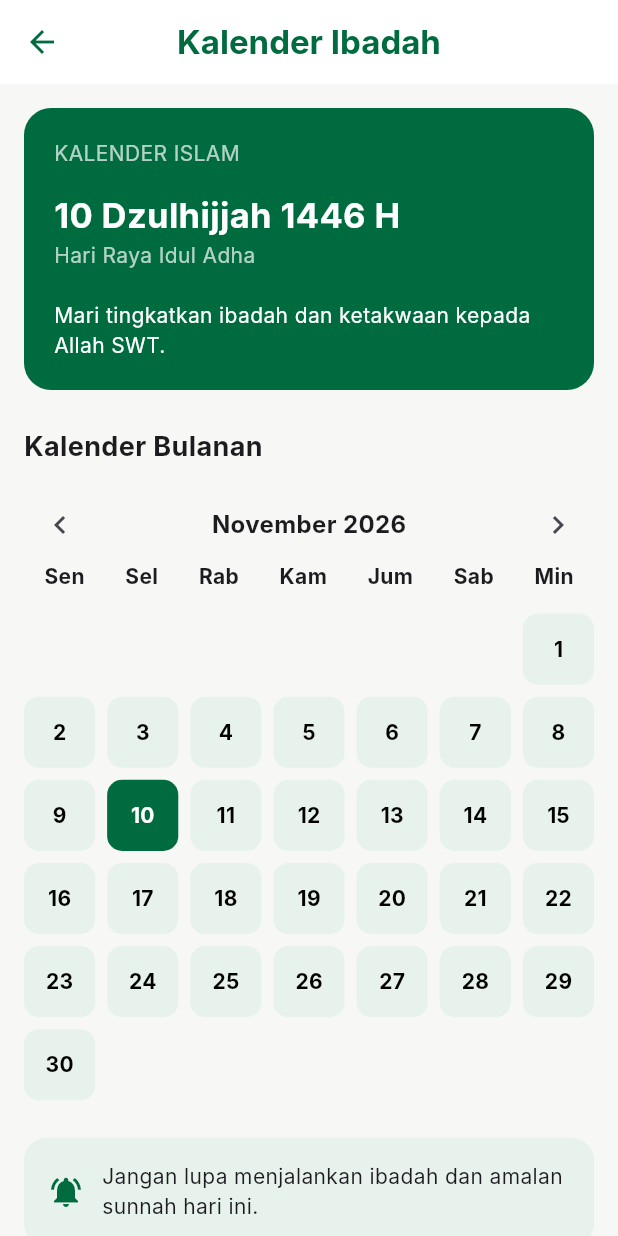
After one commit to Dhiyaulhaq-fakhri/frontend-capston-mobile, a Flutter app: the KalenderPage screen opened directly, on a phone screen of 412 x 824 dp. The commit adds this screen. Run offline on Flutter 3.47's test engine with Material 3 defaults, Android fonts, the phone set to English and light mode, and no system bars; Roboto replaces fonts that are missing (Inter).

Commit message:
kalender

```diff
--- /dev/null
+++ b/lib/kalender_page.dart
@@ -0,0 +1,307 @@
+
+import 'package:flutter/material.dart';
+
+class KalenderPage extends StatefulWidget {
+  const KalenderPage({super.key});
+
+  @override
+  State<KalenderPage> createState() => _KalenderPageState();
+}
+
+class _KalenderPageState extends State<KalenderPage> {
+  final Color hijau = const Color(0xFF006B3F);
+
+  int bulan = 11;
+  int tahun = 2026;
+  int tanggalDipilih = 10;
+
+  final List<String> namaBulan = [
+    'Januari', 'Februari', 'Maret', 'April',
+    'Mei', 'Juni', 'Juli', 'Agustus',
+    'September', 'Oktober', 'November', 'Desember'
+  ];
+
+  @override
+  Widget build(BuildContext context) {
+    int jumlahHari = DateTime(tahun, bulan + 1, 0).day;
+    int hariPertama = DateTime(tahun, bulan, 1).weekday;
+
+    return Scaffold(
+      backgroundColor: const Color(0xFFF7F8F5),
+      appBar: AppBar(
+        title: const Text(
+          'Kalender Ibadah',
+          style: TextStyle(fontWeight: FontWeight.bold),
+        ),
+        backgroundColor: Colors.white,
+        foregroundColor: hijau,
+        centerTitle: true,
+      ),
+
+      body: SingleChildScrollView(
+        padding: const EdgeInsets.all(16),
+        child: Column(
+          crossAxisAlignment: CrossAxisAlignment.start,
+          children: [
+
+            // KARTU HIJRAH
+            Container(
+              width: double.infinity,
+              padding: const EdgeInsets.all(20),
+              decoration: BoxDecoration(
+                color: hijau,
+                borderRadius: BorderRadius.circular(18),
+              ),
+              child: const Column(
+                crossAxisAlignment: CrossAxisAlignment.start,
+                children: [
+                  Text(
+                    'KALENDER ISLAM',
+                    style: TextStyle(color: Colors.white70),
+                  ),
+                  SizedBox(height: 15),
+                  Text(
+                    '10 Dzulhijjah 1446 H',
+                    style: TextStyle(
+                      color: Colors.white,
+                      fontSize: 23,
+                      fontWeight: FontWeight.bold,
+                    ),
+                  ),
+                  Text(
+                    'Hari Raya Idul Adha',
+                    style: TextStyle(color: Colors.white70),
+                  ),
+                  SizedBox(height: 20),
+                  Text(
+                    'Mari tingkatkan ibadah dan ketakwaan '
+                    'kepada Allah SWT.',
+                    style: TextStyle(color: Colors.white),
+                  ),
+                ],
+              ),
+            ),
+
+            const SizedBox(height: 25),
+
+            const Text(
+              'Kalender Bulanan',
+              style: TextStyle(
+                fontSize: 18,
+                fontWeight: FontWeight.bold,
+              ),
+            ),
+
+            const SizedBox(height: 15),
+
+            // PILIH BULAN
+            Row(
+              mainAxisAlignment: MainAxisAlignment.spaceBetween,
+              children: [
+                IconButton(
+                  onPressed: () {
+                    setState(() {
+                      bulan--;
+                      if (bulan < 1) {
+                        bulan = 12;
+                        tahun--;
+                      }
+                      tanggalDipilih = 1;
+                    });
+                  },
+                  icon: const Icon(Icons.chevron_left),
+                ),
+
+                Text(
+                  '${namaBulan[bulan - 1]} $tahun',
+                  style: const TextStyle(
+                    fontWeight: FontWeight.bold,
+                    fontSize: 16,
+                  ),
+                ),
+
+                IconButton(
+                  onPressed: () {
+                    setState(() {
+                      bulan++;
+                      if (bulan > 12) {
+                        bulan = 1;
+                        tahun++;
+                      }
+                      tanggalDipilih = 1;
+                    });
+                  },
+                  icon: const Icon(Icons.chevron_right),
+                ),
+              ],
+            ),
+
+            // NAMA HARI
+            Row(
+              mainAxisAlignment: MainAxisAlignment.spaceAround,
+              children: [
+                'Sen', 'Sel', 'Rab', 'Kam', 'Jum', 'Sab', 'Min'
+              ].map((hari) {
+                return Text(
+                  hari,
+                  style: const TextStyle(
+                    fontWeight: FontWeight.bold,
+                  ),
+                );
+              }).toList(),
+            ),
+
+            const SizedBox(height: 15),
+
+            // TANGGAL KALENDER
+            GridView.builder(
+              shrinkWrap: true,
+              physics: const NeverScrollableScrollPhysics(),
+              itemCount: (hariPertama - 1) + jumlahHari,
+              gridDelegate:
+                  const SliverGridDelegateWithFixedCrossAxisCount(
+                crossAxisCount: 7,
+                mainAxisSpacing: 8,
+                crossAxisSpacing: 8,
+              ),
+              itemBuilder: (context, index) {
+                int tanggal = index - hariPertama + 2;
+
+                if (tanggal < 1 || tanggal > jumlahHari) {
+                  return const SizedBox();
+                }
+
+                bool aktif = tanggal == tanggalDipilih;
+
+                return GestureDetector(
+                  onTap: () {
+                    setState(() {
+                      tanggalDipilih = tanggal;
+                    });
+                  },
+                  child: Container(
+                    decoration: BoxDecoration(
+                      color: aktif
+                          ? hijau
+                          : const Color(0xFFE6F2EB),
+                      borderRadius: BorderRadius.circular(10),
+                    ),
+                    child: Center(
+                      child: Text(
+                        '$tanggal',
+                        style: TextStyle(
+                          color: aktif ? Colors.white : Colors.black,
+                          fontWeight: FontWeight.bold,
+                        ),
+                      ),
+                    ),
+                  ),
+                );
+              },
+            ),
+
+            const SizedBox(height: 25),
+
+            // PENGINGAT
+            Container(
+              padding: const EdgeInsets.all(16),
+              decoration: BoxDecoration(
+                color: const Color(0xFFE6F2EB),
+                borderRadius: BorderRadius.circular(15),
+              ),
+              child: const Row(
+                children: [
+                  Icon(Icons.notifications_active,
+                      color: Color(0xFF006B3F)),
+                  SizedBox(width: 12),
+                  Expanded(
+                    child: Text(
+                      'Jangan lupa menjalankan ibadah '
+                      'dan amalan sunnah hari ini.',
+                    ),
+                  ),
+                ],
+              ),
+            ),
+
+            const SizedBox(height: 25),
+
+            const Text(
+              'Agenda Hari Besar Islam',
+              style: TextStyle(
+                fontSize: 18,
+                fontWeight: FontWeight.bold,
+              ),
+            ),
+
+            const SizedBox(height: 15),
+
+            agenda('1 Muharram', 'Tahun Baru Islam'),
+            agenda('12 Rabiul Awal', 'Maulid Nabi Muhammad SAW'),
+            agenda('27 Rajab', 'Isra Mi’raj'),
+            agenda('10 Dzulhijjah', 'Hari Raya Idul Adha'),
+
+            const SizedBox(height: 25),
+
+            Container(
+              width: double.infinity,
+              padding: const EdgeInsets.all(20),
+              decoration: BoxDecoration(
+                color: const Color(0xFFECEEFF),
+                borderRadius: BorderRadius.circular(15),
+              ),
+              child: const Column(
+                children: [
+                  Icon(Icons.menu_book,
+                      size: 35, color: Color(0xFF006B3F)),
+                  SizedBox(height: 10),
+                  Text(
+                    'Amalan dan Tips Sunnah',
+                    style: TextStyle(
+                      fontWeight: FontWeight.bold,
+                    ),
+                  ),
+                  SizedBox(height: 8),
+                  Text(
+                    'Pelajari berbagai amalan sunnah '
+                    'untuk meningkatkan kualitas ibadah.',
+                    textAlign: TextAlign.center,
+                  ),
+                ],
+              ),
+            ),
+          ],
+        ),
+      ),
+    );
+  }
+
+  Widget agenda(String tanggal, String judul) {
+    return Container(
+      width: double.infinity,
+      margin: const EdgeInsets.only(bottom: 12),
+      padding: const EdgeInsets.all(15),
+      decoration: BoxDecoration(
+        color: Colors.white,
+        borderRadius: BorderRadius.circular(15),
+      ),
+      child: Column(
+        crossAxisAlignment: CrossAxisAlignment.start,
+        children: [
+          Text(
+            tanggal,
+            style: const TextStyle(
+              color: Color(0xFF006B3F),
+              fontWeight: FontWeight.bold,
+            ),
+          ),
+          const SizedBox(height: 6),
+          Text(
+            judul,
+            style: const TextStyle(fontWeight: FontWeight.bold),
+          ),
+        ],
+      ),
+    );
+  }
+}
--- a/lib/main_screen.dart
+++ b/lib/main_screen.dart
@@ -1,7 +1,7 @@
 import 'package:flutter/material.dart';
 import 'package:frontend_capston/home_page.dart';
+import 'package:frontend_capston/menu_page.dart';
 import 'package:frontend_capston/profil_page.dart';
-import 'package:frontend_capston/menu_page.dart';
 
 class MainScreen extends StatefulWidget {
   const MainScreen({super.key});
```
